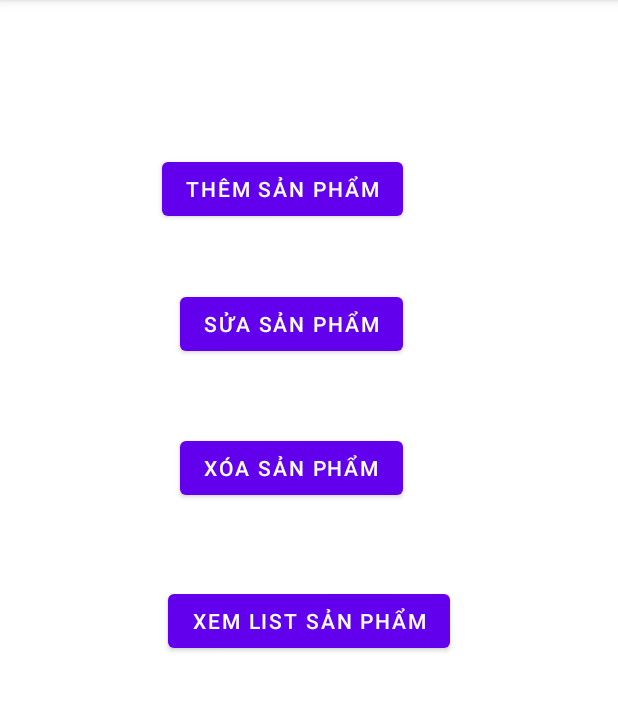
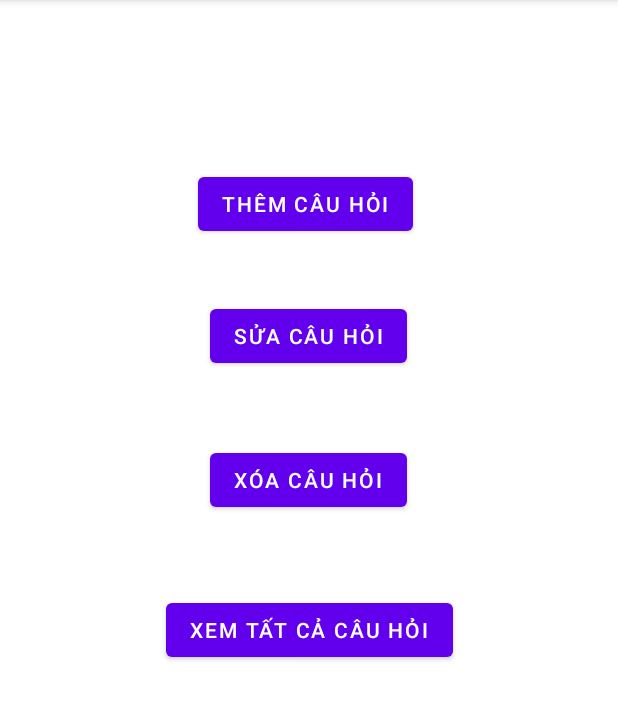
Before and after one commit to hoangnamwar/TipCaculator, an Android app: the screen it shows after launch (MainActivity), on a phone screen of 412 x 824 dp, the part 84-804 px from its top. Run offline under Robolectric (Android 15) with nearby library versions, the phone set to English and light mode, and no system bars.

Commit message:
Damn, toi tao ra cai delete question roi

```diff
--- a/app/src/main/java/com/example/tipcacullator/DetailEdit.kt
+++ b/app/src/main/java/com/example/tipcacullator/DetailEdit.kt
@@ -27,7 +27,7 @@ class DetailEdit : AppCompatActivity() {
             val answerB = binding.ACAnswerBForm.text.toString()
             val answerC = binding.ACAnswerCForm.text.toString()
             val answerD = binding.ACAnswerDForm.text.toString()
-            val answerCorrect = binding.ACAnswerCorrectForm.text.toString()
+            val answerCorrect = binding.ACAnswerCorrectForm.text.toString().toInt()
 
             val cau_hoi : CauHoi = CauHoi(question, answerCorrect)
             cau_hoi.setDapAn(answerA, answerB, answerC, answerD)
--- a/app/src/main/java/com/example/tipcacullator/MainActivity.kt
+++ b/app/src/main/java/com/example/tipcacullator/MainActivity.kt
@@ -10,14 +10,15 @@ class MainActivity : AppCompatActivity() {
         super.onCreate(savedInstanceState)
         setContentView(R.layout.activity_main)
 
-        button.setOnClickListener {
+        btn_addQuestion.setOnClickListener {
             val intent = Intent(this, DetailEdit::class.java)
             startActivity(intent)
-            finish()
         }
 
-
-
+        btn_deleteQuestion.setOnClickListener {
+            val intent = Intent(this, atc_deleteQuestion::class.java)
+            startActivity(intent)
+        }
 
     }
 }
--- a/app/src/main/res/layout/activity_main.xml
+++ b/app/src/main/res/layout/activity_main.xml
@@ -7,41 +7,44 @@
     tools:context=".MainActivity">
 
     <Button
-        android:id="@+id/button"
+        android:id="@+id/btn_addQuestion"
         android:layout_width="wrap_content"
         android:layout_height="wrap_content"
-        android:layout_marginStart="108dp"
-        android:layout_marginTop="102dp"
-        android:text="Thêm sản phẩm"
+        android:layout_marginStart="132dp"
+        android:gravity="center"
+        android:layout_marginTop="112dp"
+        android:text="Thêm câu hỏi"
         app:layout_constraintStart_toStartOf="parent"
         app:layout_constraintTop_toTopOf="parent" />
 
     <Button
-        android:id="@+id/button2"
+        android:id="@+id/btn_editQuestion"
         android:layout_width="wrap_content"
         android:layout_height="wrap_content"
-        android:layout_marginTop="42dp"
-        android:text="Sửa sản phẩm"
-        app:layout_constraintEnd_toEndOf="@+id/button"
-        app:layout_constraintTop_toBottomOf="@+id/button" />
+        android:layout_marginTop="40dp"
+        android:layout_marginEnd="4dp"
+        android:gravity="center"
+        android:text="Sửa câu hỏi"
+        app:layout_constraintEnd_toEndOf="@+id/btn_addQuestion"
+        app:layout_constraintTop_toBottomOf="@+id/btn_addQuestion" />
 
     <Button
-        android:id="@+id/button4"
+        android:id="@+id/btn_deleteQuestion"
         android:layout_width="wrap_content"
         android:layout_height="wrap_content"
         android:layout_marginTop="48dp"
-        android:text="Xóa sản phẩm"
-        app:layout_constraintStart_toStartOf="@+id/button2"
-        app:layout_constraintTop_toBottomOf="@+id/button2" />
+        android:text="Xóa câu hỏi"
+        app:layout_constraintStart_toStartOf="@+id/btn_editQuestion"
+        app:layout_constraintTop_toBottomOf="@id/btn_editQuestion" />
 
     <Button
         android:id="@+id/button3"
         android:layout_width="wrap_content"
         android:layout_height="wrap_content"
-        android:layout_marginTop="54dp"
-        android:text="Xem list sản phẩm"
+        android:layout_marginTop="52dp"
+        android:text="Xem tất cả câu hỏi"
         app:layout_constraintEnd_toEndOf="parent"
         app:layout_constraintStart_toStartOf="parent"
-        app:layout_constraintTop_toBottomOf="@+id/button4" />
+        app:layout_constraintTop_toBottomOf="@+id/btn_deleteQuestion" />
 
 </androidx.constraintlayout.widget.ConstraintLayout>
```
Also changed, not shown: app/src/main/AndroidManifest.xml (+7 -4 lines), app/src/main/java/com/example/tipcacullator/CauHoi.kt (+7 -4 lines), app/src/main/java/com/example/tipcacullator/DanhSachCauHoi.kt (+7 -1 lines), app/src/main/java/com/example/tipcacullator/atc_deleteQuestion.kt (added, +39 -0 lines), app/src/main/res/layout/activity_atc_delete_question.xml (added, +68 -0 lines).
